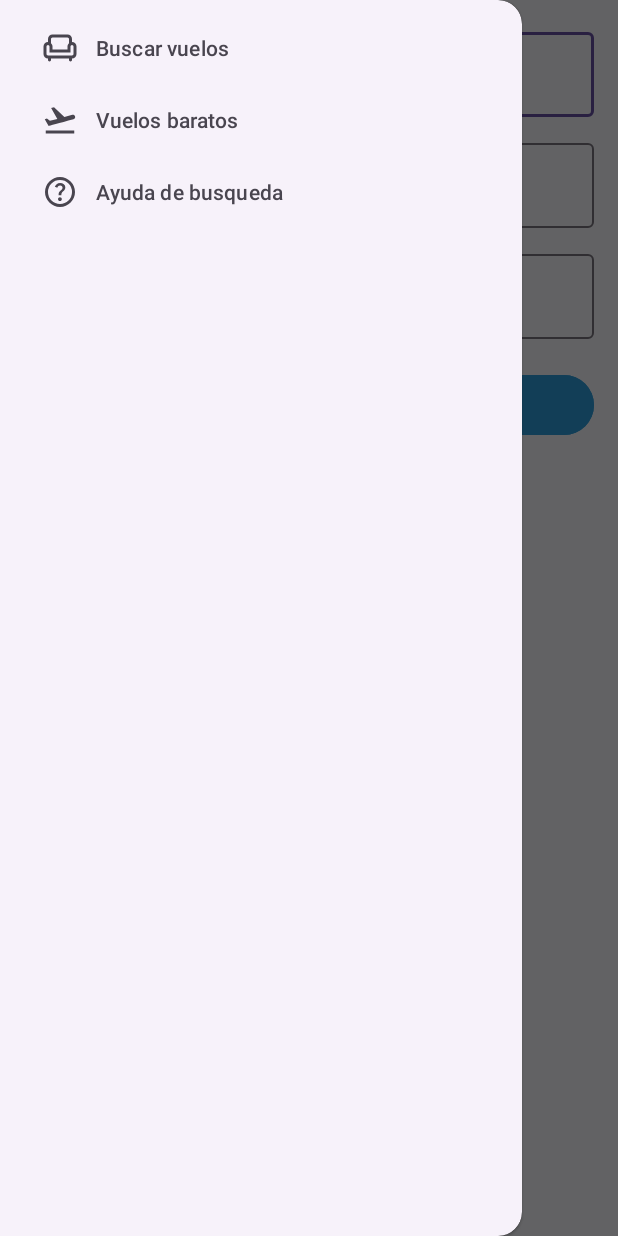
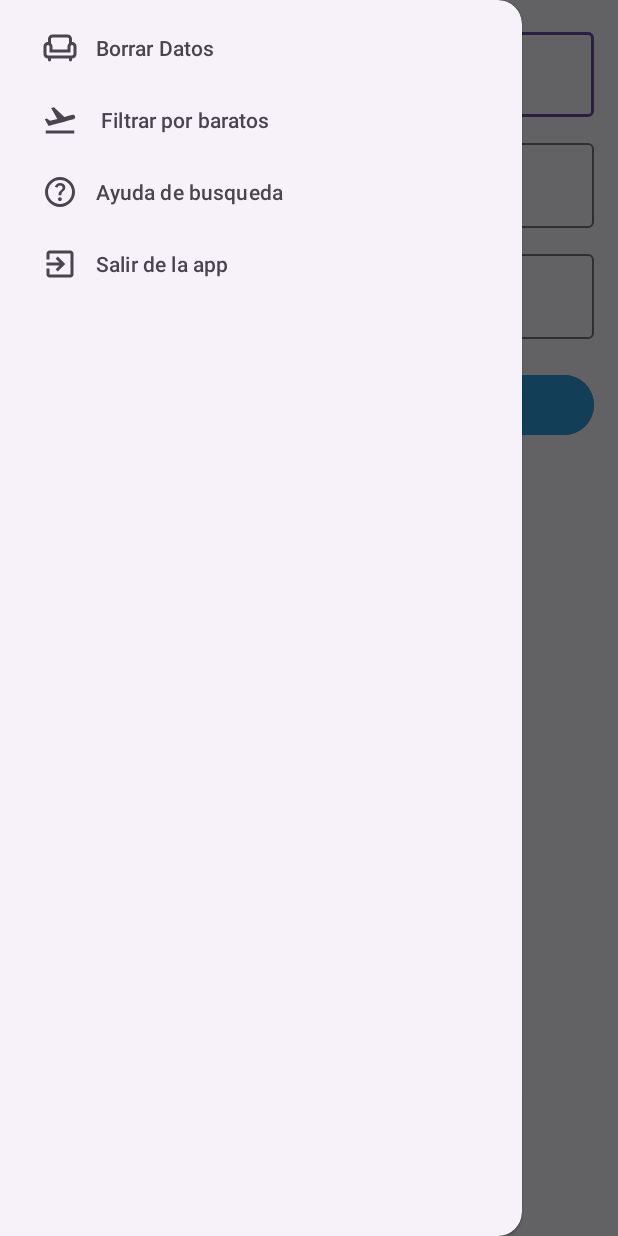
Before and after one commit to CarlosGgomez/PlanificadorViajes, an Android app: the screen it shows after launch (MainActivity), with the side drawer open, on a phone screen of 412 x 824 dp. Run offline under Robolectric (Android 15) with nearby library versions, the phone set to English and light mode, and no system bars.

```diff
--- a/app/build.gradle.kts
+++ b/app/build.gradle.kts
@@ -45,12 +45,16 @@ dependencies {
     implementation ("com.squareup.retrofit2:converter-gson:2.9.0")
 
 
+
     implementation(libs.androidx.core.ktx)
     implementation(libs.androidx.appcompat)
     implementation(libs.material)
     implementation(libs.androidx.activity)
     implementation(libs.androidx.constraintlayout)
+    implementation(libs.play.services.auth)
+    implementation(libs.firebase.auth.ktx)
     testImplementation(libs.junit)
     androidTestImplementation(libs.androidx.junit)
     androidTestImplementation(libs.androidx.espresso.core)
+
 }
--- a/app/src/main/AndroidManifest.xml
+++ b/app/src/main/AndroidManifest.xml
@@ -14,9 +14,8 @@
         android:supportsRtl="true"
         android:theme="@style/Theme.PlanificadorViajes"
         tools:targetApi="31">
-        <activity
-            android:name=".ui.VuelosBaratosActivity"
-            android:exported="false" />
+
+
         <activity
             android:name=".ui.MainActivity"
             android:exported="true">
--- /dev/null
+++ b/app/src/main/res/drawable/outline_assignment_ind_24.xml
@@ -0,0 +1,5 @@
+<vector xmlns:android="http://schemas.android.com/apk/res/android" android:height="24dp" android:tint="#000000" android:viewportHeight="960" android:viewportWidth="960" android:width="24dp">
+
+    <path android:fillColor="@android:color/white" android:pathData="M200,840Q167,840 143.5,816.5Q120,793 120,760L120,200Q120,167 143.5,143.5Q167,120 200,120L368,120Q382,84 412,62Q442,40 480,40Q518,40 548,62Q578,84 592,120L760,120Q793,120 816.5,143.5Q840,167 840,200L840,760Q840,793 816.5,816.5Q793,840 760,840L200,840ZM480,170Q493,170 501.5,161.5Q510,153 510,140Q510,127 501.5,118.5Q493,110 480,110Q467,110 458.5,118.5Q450,127 450,140Q450,153 458.5,161.5Q467,170 480,170ZM200,714Q254,661 325.5,630.5Q397,600 480,600Q563,600 634.5,630.5Q706,661 760,714L760,200Q760,200 760,200Q760,200 760,200L200,200Q200,200 200,200Q200,200 200,200L200,714ZM480,520Q538,520 579,479Q620,438 620,380Q620,322 579,281Q538,240 480,240Q422,240 381,281Q340,322 340,380Q340,438 381,479Q422,520 480,520ZM280,760L680,760Q680,757 680,755Q680,753 680,750Q638,715 587,697.5Q536,680 480,680Q424,680 373,697.5Q322,715 280,750Q280,753 280,755Q280,757 280,760ZM480,440Q455,440 437.5,422.5Q420,405 420,380Q420,355 437.5,337.5Q455,320 480,320Q505,320 522.5,337.5Q540,355 540,380Q540,405 522.5,422.5Q505,440 480,440ZM480,457L480,457Q480,457 480,457Q480,457 480,457L480,457Q480,457 480,457Q480,457 480,457L480,457Q480,457 480,457Q480,457 480,457Q480,457 480,457Q480,457 480,457Z"/>
+
+</vector>
--- /dev/null
+++ b/app/src/main/res/drawable/outline_exit_to_app_24.xml
@@ -0,0 +1,5 @@
+<vector xmlns:android="http://schemas.android.com/apk/res/android" android:autoMirrored="true" android:height="24dp" android:tint="#000000" android:viewportHeight="960" android:viewportWidth="960" android:width="24dp">
+
+    <path android:fillColor="@android:color/white" android:pathData="M200,840Q167,840 143.5,816.5Q120,793 120,760L120,600L200,600L200,760Q200,760 200,760Q200,760 200,760L760,760Q760,760 760,760Q760,760 760,760L760,200Q760,200 760,200Q760,200 760,200L200,200Q200,200 200,200Q200,200 200,200L200,360L120,360L120,200Q120,167 143.5,143.5Q167,120 200,120L760,120Q793,120 816.5,143.5Q840,167 840,200L840,760Q840,793 816.5,816.5Q793,840 760,840L200,840ZM420,680L364,622L466,520L120,520L120,440L466,440L364,338L420,280L620,480L420,680Z"/>
+
+</vector>
--- a/app/src/main/res/menu/menu_drawer.xml
+++ b/app/src/main/res/menu/menu_drawer.xml
@@ -4,12 +4,12 @@
 
     <item
         android:id="@+id/nav_buscar"
-        android:title="Buscar vuelos"
+        android:title="Borrar Datos"
         android:icon="@drawable/outline_chair_24"
         />
     <item
         android:id="@+id/nav_baratos"
-        android:title="Vuelos baratos"
+        android:title=" Filtrar por baratos"
         android:icon="@drawable/ic_flight_takeoff"
         />
     <item
@@ -18,4 +18,10 @@
         android:icon="@drawable/outline_help_24"
        />
 
+    <item
+        android:id="@+id/nav_salir"
+        android:title="Salir de la app"
+        android:icon="@drawable/outline_exit_to_app_24"
+        />
+
 </menu>
--- a/gradle/libs.versions.toml
+++ b/gradle/libs.versions.toml
@@ -9,6 +9,8 @@ appcompat = "1.6.1"
 material = "1.10.0"
 activity = "1.8.0"
 constraintlayout = "2.1.4"
+playServicesAuth = "21.3.0"
+firebaseAuthKtx = "23.2.1"
 
 [libraries]
 androidx-core-ktx = { group = "androidx.core", name = "core-ktx", version.ref = "coreKtx" }
@@ -19,6 +21,8 @@ androidx-appcompat = { group = "androidx.appcompat", name = "appcompat", version
 material = { group = "com.google.android.material", name = "material", version.ref = "material" }
 androidx-activity = { group = "androidx.activity", name = "activity", version.ref = "activity" }
 androidx-constraintlayout = { group = "androidx.constraintlayout", name = "constraintlayout", version.ref = "constraintlayout" }
+play-services-auth = { group = "com.google.android.gms", name = "play-services-auth", version.ref = "playServicesAuth" }
+firebase-auth-ktx = { group = "com.google.firebase", name = "firebase-auth-ktx", version.ref = "firebaseAuthKtx" }
 
 [plugins]
 android-application = { id = "com.android.application", version.ref = "agp" }
```
Also changed, not shown: app/src/main/java/com/example/planificadorviajes/ui/MainActivity.kt (+8 -1 lines), app/src/main/java/com/example/planificadorviajes/ui/VuelosBaratosActivity.kt (deleted, +0 -26 lines), app/src/main/res/layout/activity_vuelos_baratos.xml (deleted, +0 -10 lines).
